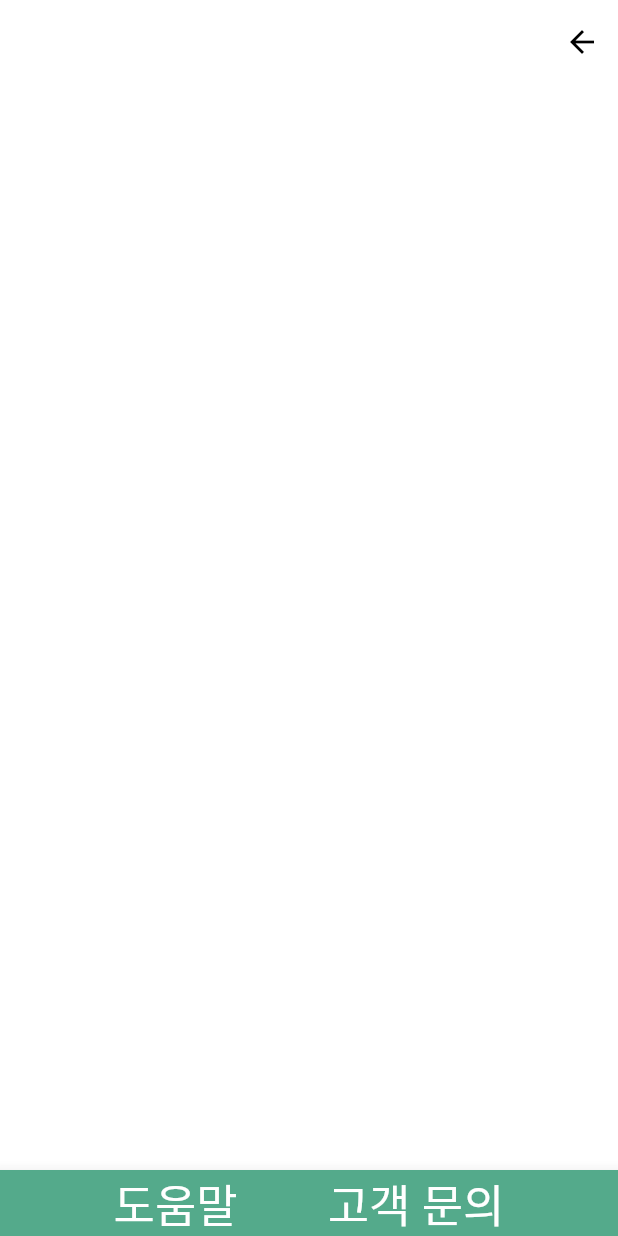
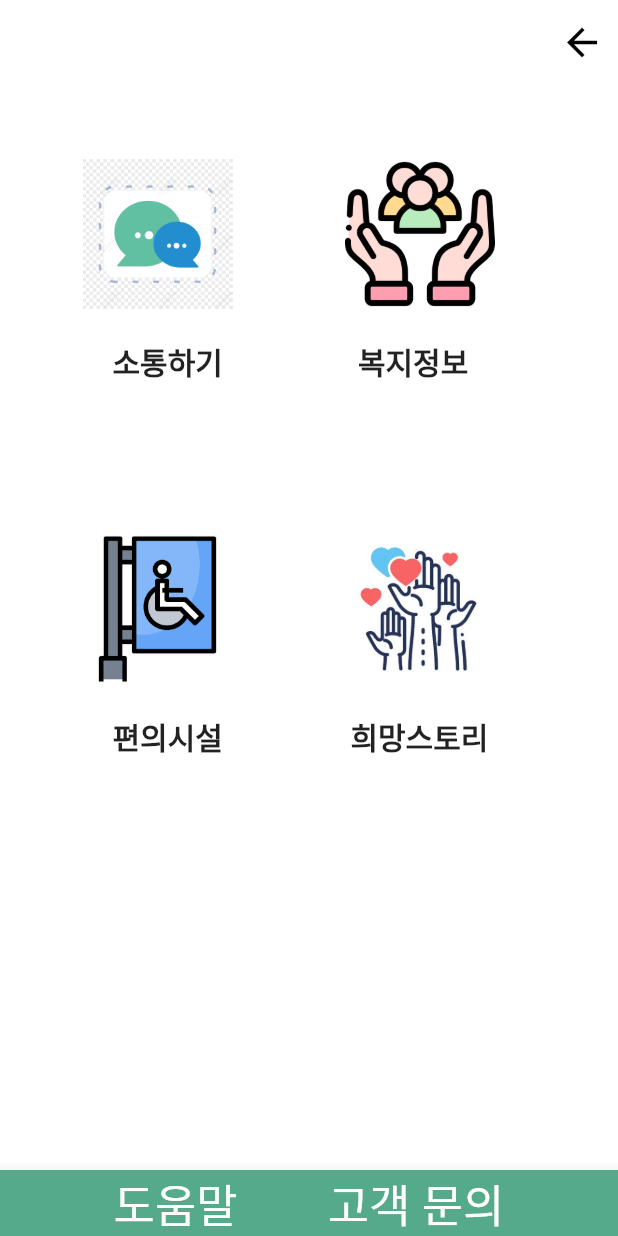
Before and after one commit to Vinodi-skLee/Miso, a Flutter app: the Hamberger screen opened directly, on a phone screen of 412 x 824 dp. Run offline on Flutter 3.47's test engine with Material 2 defaults, Android fonts, the phone set to English and light mode, and no system bars; our stand-ins replace cloud_firestore, firebase_auth, firebase_core, get, google_sign_in, page_transition; accounts and stored records are empty.

Commit message:
햄버거 페이지 게시판 아이콘 추가

```diff
--- a/lib/hamberger.dart
+++ b/lib/hamberger.dart
@@ -19,7 +19,11 @@ class Hamberger extends StatelessWidget {
         automaticallyImplyLeading: false,
         actions: [
           IconButton(
-            icon: Icon(Icons.arrow_back, color: Colors.black,),
+            icon: Icon(
+              Icons.arrow_back,
+              color: Colors.black,
+              size: 30,
+            ),
             onPressed: () {
               Navigator.push(
                   context,
@@ -31,30 +35,80 @@ class Hamberger extends StatelessWidget {
           ),
         ],
       ),
-
-
       body: Container(
         color: Colors.white,
-          child: Column(
-            children: [
-              Row(
+        child: Column(
+          children: [
+            Padding(
+              padding: const EdgeInsets.fromLTRB(55, 50, 40, 0),
+              child: Row(
                 children: [
-
+                  Image.asset('assets/icon/communication.png', width: 100,),
+                  SizedBox(width: 75,),
+                  Image.asset('assets/icon/welfare.png', width: 100,),
                 ],
               ),
-              Row(
-
+            ),
+            Padding(
+              padding: const EdgeInsets.fromLTRB(75, 20, 40, 30),
+              child: Row(
+                children: [
+                  Text("소통하기",
+                  style: TextStyle(
+                    fontSize: 20,
+                    fontWeight: FontWeight.bold,
+                  ),),
+                  SizedBox(width: 90,),
+                  Text("복지정보",
+                    style: TextStyle(
+                      fontSize: 20,
+                      fontWeight: FontWeight.bold,
+                    ),
+                  ),
+                ],
               ),
-            ],
-          )
+            ),
+            Padding(
+              padding: const EdgeInsets.fromLTRB(55, 50, 40, 0),
+              child: Row(
+                children: [
+                  Image.asset('assets/icon/place.png', width: 100,),
+                  SizedBox(width: 54,),
+                  Image.asset('assets/icon/hopeStory.webp', width: 140,),
+                ],
+              ),
+            ),
+            Padding(
+              padding: const EdgeInsets.fromLTRB(75, 0, 40, 30),
+              child: Row(
+                children: [
+                  Text("편의시설",
+                    style: TextStyle(
+                      fontSize: 20,
+                      fontWeight: FontWeight.bold,
+                    ),
+                  ),
+                  SizedBox(width: 85,),
+                  Text("희망스토리",
+                    style: TextStyle(
+                      fontSize: 20,
+                      fontWeight: FontWeight.bold,
+                    ),
+                  ),
+                ],
+              ),
+            ),
+          ],
+        ),
       ),
-
       bottomNavigationBar: BottomAppBar(
         color: Color(0xff54AA8B),
         child: Row(
           mainAxisAlignment: MainAxisAlignment.center,
           children: [
-            SizedBox(width: 30,),
+            SizedBox(
+              width: 30,
+            ),
             Text(
               "도움말",
               style: TextStyle(
@@ -63,7 +117,9 @@ class Hamberger extends StatelessWidget {
                 color: Colors.white,
               ),
             ),
-            SizedBox(width: 60,),
+            SizedBox(
+              width: 60,
+            ),
             Text(
               "고객 문의",
               style: TextStyle(
@@ -72,7 +128,9 @@ class Hamberger extends StatelessWidget {
                 color: Colors.white,
               ),
             ),
-            SizedBox(width: 30,)
+            SizedBox(
+              width: 30,
+            )
           ],
         ),
       ),
```
Also changed, not shown: assets/icon/communication.png (added), assets/icon/hopeStory.webp (added), assets/icon/place.png (added), assets/icon/welfare.png (added).
